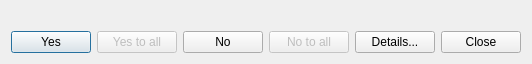
Old version of the form itemframework/src/project/project_changed_extern_dialog.ui in the repository rdit-ch/itemframework.
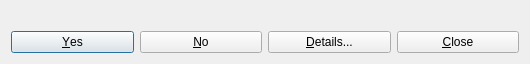
New version of the form.

Diff of the .ui file:
```diff
--- a/itemframework/src/project/project_changed_extern_dialog.ui
+++ b/itemframework/src/project/project_changed_extern_dialog.ui
@@ -32,20 +32,7 @@
         <string/>
        </property>
        <property name="text">
-        <string>Yes</string>
-       </property>
-      </widget>
-     </item>
-     <item>
-      <widget class="QPushButton" name="pushButtonYesToAll">
-       <property name="enabled">
-        <bool>false</bool>
-       </property>
-       <property name="toolTip">
-        <string/>
-       </property>
-       <property name="text">
-        <string>Yes to all</string>
+        <string>&amp;Yes</string>
        </property>
       </widget>
      </item>
@@ -55,27 +42,14 @@
         <string/>
        </property>
        <property name="text">
-        <string>No</string>
-       </property>
-      </widget>
-     </item>
-     <item>
-      <widget class="QPushButton" name="pushButtonNoToAll">
-       <property name="enabled">
-        <bool>false</bool>
-       </property>
-       <property name="toolTip">
-        <string/>
-       </property>
-       <property name="text">
-        <string>No to all</string>
+        <string>&amp;No</string>
        </property>
       </widget>
      </item>
      <item>
       <widget class="QPushButton" name="pushButtonDetails">
        <property name="text">
-        <string>Details...</string>
+        <string>&amp;Details...</string>
        </property>
        <property name="checkable">
         <bool>true</bool>
@@ -88,7 +62,7 @@
         <string/>
        </property>
        <property name="text">
-        <string>Close</string>
+        <string>&amp;Close</string>
        </property>
       </widget>
      </item>
```
Left out of the diff: 34 changed lines with no effect on the pictures.
